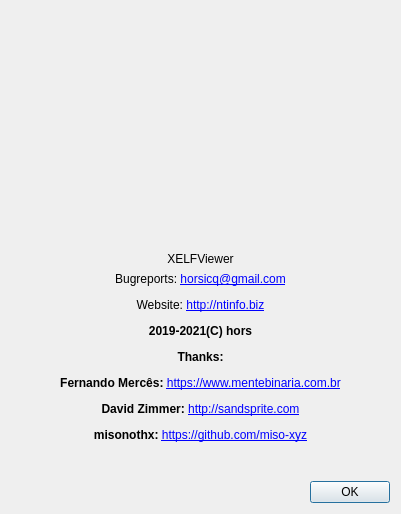
First picture: the form in gui_source/dialogabout.ui, repository horsicq/XELFViewer, before the edit.
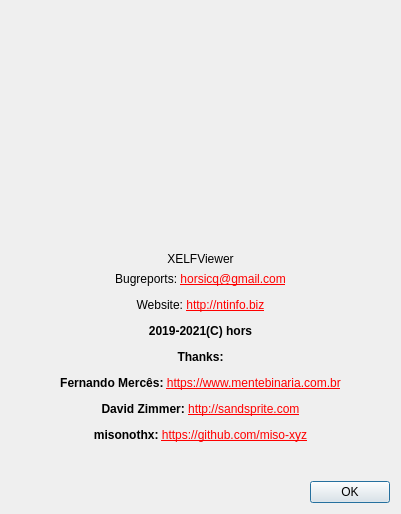
Second picture: the form after the edit. Icons and pictures are not drawn.

The edit to the form file:
```diff
--- a/gui_source/dialogabout.ui
+++ b/gui_source/dialogabout.ui
@@ -52,7 +52,7 @@
    <item>
     <widget class="QLabel" name="labelInfo">
      <property name="text">
-      <string notr="true">&lt;html&gt;&lt;head/&gt;&lt;body&gt;&lt;p align=&quot;center&quot;&gt;Bugreports: &lt;a href=&quot;mailto:horsicq@gmail.com&quot;&gt;&lt;span style=&quot; text-decoration: underline; color:#0000ff;&quot;&gt;horsicq@gmail.com&lt;/span&gt;&lt;/a&gt;&lt;/p&gt;&lt;p align=&quot;center&quot;&gt;Website: &lt;a href=&quot;http://ntinfo.biz&quot;&gt;&lt;span style=&quot; text-decoration: underline; color:#0000ff;&quot;&gt;http://ntinfo.biz&lt;/span&gt;&lt;/a&gt;&lt;/p&gt;&lt;p align=&quot;center&quot;&gt;&lt;span style=&quot; font-weight:600;&quot;&gt;2019-2021(C) hors&lt;/span&gt;&lt;/p&gt;&lt;p align=&quot;center&quot;&gt;&lt;span style=&quot; font-weight:600;&quot;&gt;Thanks:&lt;/span&gt;&lt;/p&gt;&lt;p align=&quot;center&quot;&gt;&lt;span style=&quot; font-weight:600;&quot;&gt;Fernando Mercês: &lt;/span&gt;&lt;a href=&quot;https://www.mentebinaria.com.br/&quot;&gt;&lt;span style=&quot; text-decoration: underline; color:#0000ff;&quot;&gt;https://www.mentebinaria.com.br&lt;/span&gt;&lt;/a&gt;&lt;/p&gt;&lt;p align=&quot;center&quot;&gt;&lt;span style=&quot; font-weight:600;&quot;&gt;David Zimmer: &lt;/span&gt;&lt;a href=&quot;http://sandsprite.com/&quot;&gt;&lt;span style=&quot; text-decoration: underline; color:#0000ff;&quot;&gt;http://sandsprite.com&lt;/span&gt;&lt;/a&gt;&lt;/p&gt;&lt;p align=&quot;center&quot;&gt;&lt;span style=&quot; font-weight:600;&quot;&gt;misonothx: &lt;/span&gt;&lt;a href=&quot;https://github.com/miso-xyz&quot;&gt;&lt;span style=&quot; text-decoration: underline; color:#0000ff;&quot;&gt;https://github.com/miso-xyz&lt;/span&gt;&lt;/a&gt;&lt;/p&gt;&lt;/body&gt;&lt;/html&gt;</string>
+      <string notr="true">&lt;html&gt;&lt;head/&gt;&lt;body&gt;&lt;p align=&quot;center&quot;&gt;Bugreports: &lt;a href=&quot;mailto:horsicq@gmail.com&quot;&gt;&lt;span style=&quot; text-decoration: underline; color:#ff0000;&quot;&gt;horsicq@gmail.com&lt;/span&gt;&lt;/a&gt;&lt;/p&gt;&lt;p align=&quot;center&quot;&gt;Website: &lt;a href=&quot;http://ntinfo.biz&quot;&gt;&lt;span style=&quot; text-decoration: underline; color:#ff0000;&quot;&gt;http://ntinfo.biz&lt;/span&gt;&lt;/a&gt;&lt;/p&gt;&lt;p align=&quot;center&quot;&gt;&lt;span style=&quot; font-weight:600;&quot;&gt;2019-2021(C) hors&lt;/span&gt;&lt;/p&gt;&lt;p align=&quot;center&quot;&gt;&lt;span style=&quot; font-weight:600;&quot;&gt;Thanks:&lt;/span&gt;&lt;/p&gt;&lt;p align=&quot;center&quot;&gt;&lt;span style=&quot; font-weight:600;&quot;&gt;Fernando Mercês: &lt;/span&gt;&lt;a href=&quot;https://www.mentebinaria.com.br/&quot;&gt;&lt;span style=&quot; text-decoration: underline; color:#ff0000;&quot;&gt;https://www.mentebinaria.com.br&lt;/span&gt;&lt;/a&gt;&lt;/p&gt;&lt;p align=&quot;center&quot;&gt;&lt;span style=&quot; font-weight:600;&quot;&gt;David Zimmer: &lt;/span&gt;&lt;a href=&quot;http://sandsprite.com/&quot;&gt;&lt;span style=&quot; text-decoration: underline; color:#ff0000;&quot;&gt;http://sandsprite.com&lt;/span&gt;&lt;/a&gt;&lt;/p&gt;&lt;p align=&quot;center&quot;&gt;&lt;span style=&quot; font-weight:600;&quot;&gt;misonothx: &lt;/span&gt;&lt;a href=&quot;https://github.com/miso-xyz&quot;&gt;&lt;span style=&quot; text-decoration: underline; color:#ff0000;&quot;&gt;https://github.com/miso-xyz&lt;/span&gt;&lt;/a&gt;&lt;/p&gt;&lt;/body&gt;&lt;/html&gt;</string>
      </property>
      <property name="textFormat">
       <enum>Qt::AutoText</enum>
```
